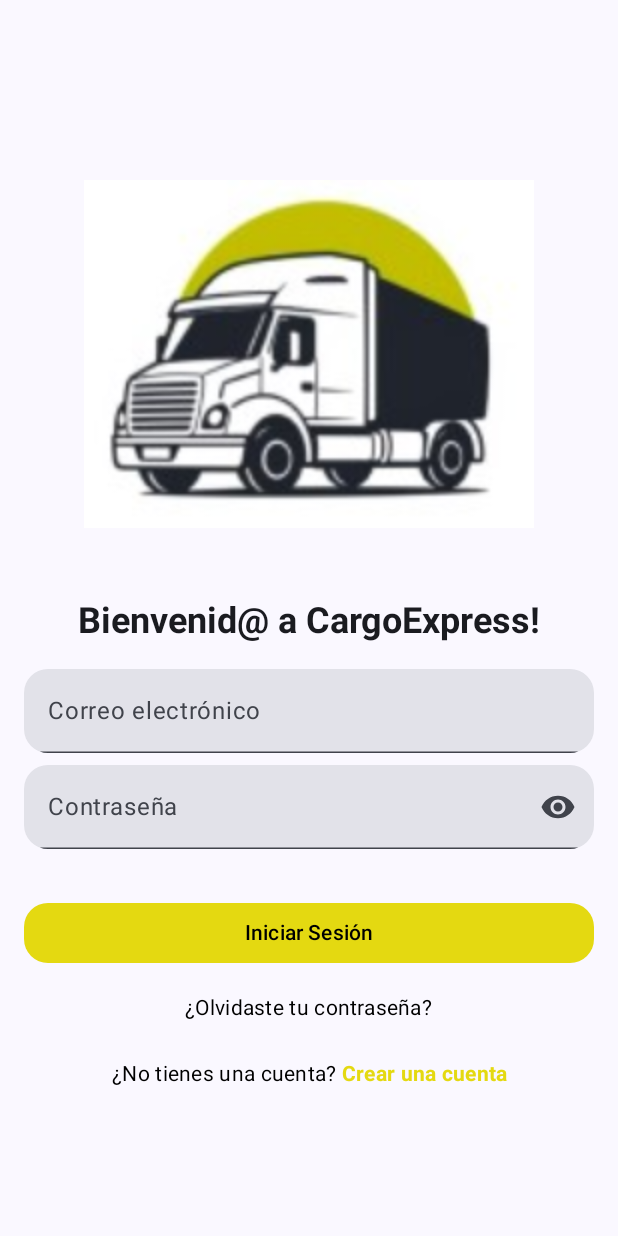
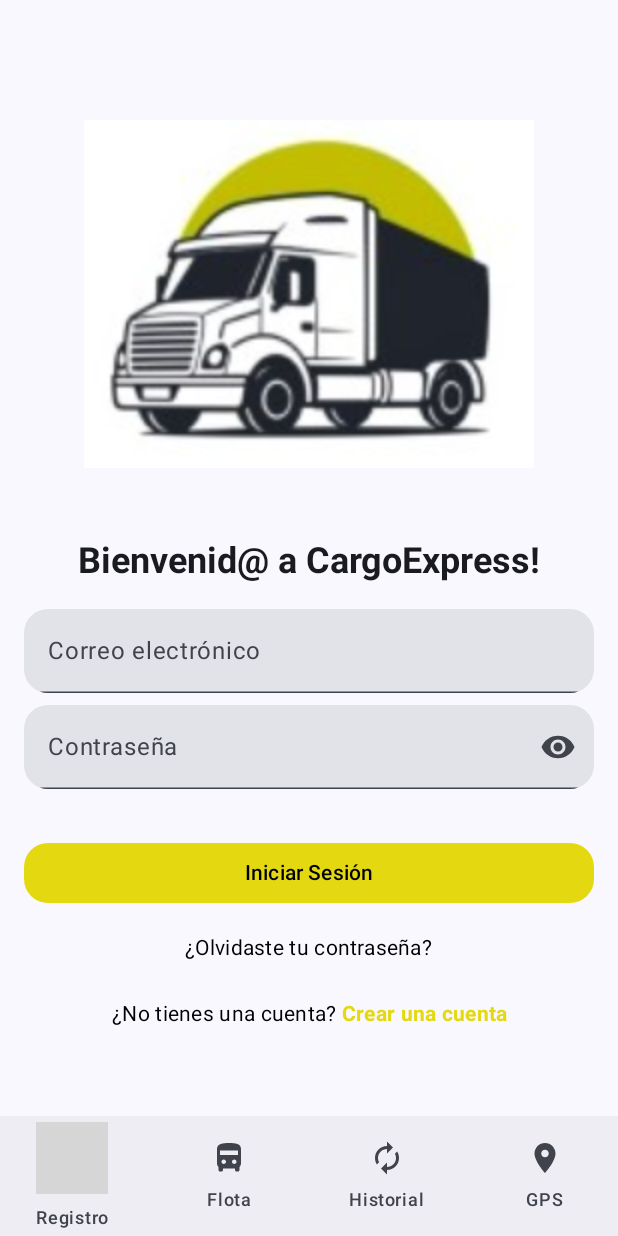
Before and after one commit to Cargo-StartUp/CargoExpress-MobileApplication, an Android app built with Jetpack Compose: the screen it shows after launch (MainActivity), on a phone screen of 412 x 824 dp. Run offline under Robolectric (Android 15) with nearby library versions, the phone set to English and light mode, and no system bars; our stand-ins replace constraintlayout-compose, livedata-compose; libraries missing offline, so code that uses them is left out: androidx.constraintlayout.compose; 1 statement that could not run was skipped; grey boxes are pictures that could not be loaded.

```diff
--- a/app/src/main/java/com/cargoexpress/app/core/MainActivity.kt
+++ b/app/src/main/java/com/cargoexpress/app/core/MainActivity.kt
@@ -1,15 +1,30 @@
+
 package com.cargoexpress.app.core
 
+import android.R
 import android.os.Bundle
 import androidx.activity.ComponentActivity
 import androidx.activity.compose.setContent
 import androidx.activity.enableEdgeToEdge
+import androidx.compose.foundation.Image
+import androidx.compose.foundation.layout.Arrangement
+import androidx.compose.foundation.layout.Box
+import androidx.compose.foundation.layout.Row
+import androidx.compose.foundation.layout.fillMaxHeight
+import androidx.compose.foundation.layout.fillMaxWidth
+import androidx.compose.foundation.layout.padding
+import androidx.compose.foundation.layout.size
+import androidx.compose.ui.Alignment
+import androidx.compose.ui.Modifier
+import androidx.compose.ui.res.painterResource
+import androidx.compose.ui.unit.dp
 import androidx.navigation.compose.NavHost
 import androidx.navigation.compose.composable
 import androidx.navigation.compose.rememberNavController
 import com.cargoexpress.app.core.common.Routes
 import com.cargoexpress.app.core.data.remote.login.LoginService
 import com.cargoexpress.app.core.data.remote.register.RegisterService
+import com.cargoexpress.app.core.data.remote.trip.TripService
 import com.cargoexpress.app.core.data.remote.user.ClientService
 import com.cargoexpress.app.core.data.remote.user.EntrepreneurService
 import com.cargoexpress.app.core.data.remote.vehicle.VehicleService
@@ -28,7 +43,21 @@ import com.cargoexpress.app.core.ui.theme.CargoexpressTheme
 import pe.edu.upc.appturismo.common.Constants
 import retrofit2.Retrofit
 import retrofit2.converter.gson.GsonConverterFactory
-
+import androidx.compose.material.icons.Icons
+import androidx.compose.material.icons.filled.Autorenew
+import androidx.compose.material.icons.filled.DirectionsBusFilled
+import androidx.compose.material.icons.filled.Favorite
+import androidx.compose.material.icons.filled.Home
+import androidx.compose.material.icons.filled.LocationOn
+import androidx.compose.material.icons.twotone.AppRegistration
+import androidx.compose.material3.BottomAppBar
+import androidx.compose.material3.Icon
+import androidx.compose.material3.IconButton
+import androidx.compose.material3.NavigationBar
+import androidx.compose.material3.NavigationBarItem
+import androidx.compose.material3.Scaffold
+import androidx.compose.material3.Text
+import androidx.navigation.compose.currentBackStackEntryAsState
 
 class MainActivity : ComponentActivity() {
 
@@ -62,7 +91,6 @@ class MainActivity : ComponentActivity() {
             .build()
             .create(EntrepreneurService::class.java)
 
-
         val vehicleService = Retrofit
             .Builder()
             .baseUrl(Constants.BASE_URL)
@@ -70,34 +98,97 @@ class MainActivity : ComponentActivity() {
             .build()
             .create(VehicleService::class.java)
 
+        val tripService = Retrofit
+            .Builder()
+            .baseUrl(Constants.BASE_URL)
+            .addConverterFactory(GsonConverterFactory.create())
+            .build()
+            .create(TripService::class.java)
 
         super.onCreate(savedInstanceState)
         enableEdgeToEdge()
+
         setContent {
             CargoexpressTheme {
+
                 val navController = rememberNavController()
 
-                val loginViewModel = LoginViewModel(navController,LoginRepository(loginService))
-                val registerViewModel = RegisterViewModel(navController,RegisterRepository(registerService),LoginRepository(loginService),
+                val loginViewModel = LoginViewModel(navController, LoginRepository(loginService))
+                val registerViewModel = RegisterViewModel(
+                    navController,
+                    RegisterRepository(registerService),
+                    LoginRepository(loginService),
                     ClientRepository(clientService),
                     EntrepreneurRepository(entrepreneurService)
                 )
-                val vehicleListViewModel = VehicleListViewModel(navController, VehicleRepository(vehicleService))
+                val vehicleListViewModel =
+                    VehicleListViewModel(navController, VehicleRepository(vehicleService))
 
+                val currentDestination =
+                    navController.currentBackStackEntryAsState().value?.destination?.route
 
-                NavHost(navController = navController, startDestination = Routes.Login.routes ){
-                    composable(route = Routes.VehicleList.routes){
-                        VehicleListScreen(viewModel = vehicleListViewModel)
+                Scaffold(
+                    bottomBar = {
+                        NavigationBar {
+                            NavigationBarItem(
+                                selected = currentDestination == Routes.Register.routes,
+                                onClick = { navController.navigate(Routes.Register.routes) },
+                                icon = {
+                                  Icon(imageVector = Icons.TwoTone.AppRegistration, contentDescription = "Registro")
+
+                                },
+                                label = { Text("Registro") }
+                            )
+                            NavigationBarItem(
+                                selected = currentDestination == Routes.VehicleList.routes,
+                                onClick = { navController.navigate(Routes.VehicleList.routes) },
+                                icon = { Icon(Icons.Filled.DirectionsBusFilled, contentDescription = "Flota") },
+                                label = { Text("Flota") }
+                            )
+                            NavigationBarItem(
+                                selected = currentDestination == "history",
+                                onClick = {
+                                },
+                                icon = { Icon(Icons.Filled.Autorenew, contentDescription = "Flota") },
+
+                                label = { Text("Historial") }
+                            )
+                            NavigationBarItem(
+                                selected = currentDestination == "gps",
+                                onClick = {
+                                },
+                                icon = {
+                                    Icon(
+                                        Icons.Filled.LocationOn,
+                                        contentDescription = "GPS"
+                                    )
+                                },
+                                label = { Text("GPS") }
+                            )
+                        }
                     }
+                ) { innerPadding ->
+                    NavHost(
+                        navController = navController,
+                        startDestination = Routes.Login.routes,
+                        modifier = Modifier.padding(innerPadding)
+                    ) {
+                        composable(route = Routes.VehicleList.routes) {
+                            VehicleListScreen(viewModel = vehicleListViewModel)
+                        }
+                        composable(route = Routes.Login.routes) {
+                            LoginScreen(viewModel = loginViewModel, navController)
+                        }
+                        composable(route = Routes.Register.routes) {
+                            RegisterScreen(navController, viewModel = registerViewModel)
+                        }
+                        composable(route = "history") {
 
-                    composable(route = Routes.Login.routes){
-                        LoginScreen(viewModel = loginViewModel,navController)
+                        }
+                        composable(route = "gps") {
+
+                        }
                     }
-
-                    composable(route = Routes.Register.routes){
-                        RegisterScreen(navController, viewModel = registerViewModel)
-                    }
-
                 }
             }
         }
```
Also changed, not shown: 260 other files.
